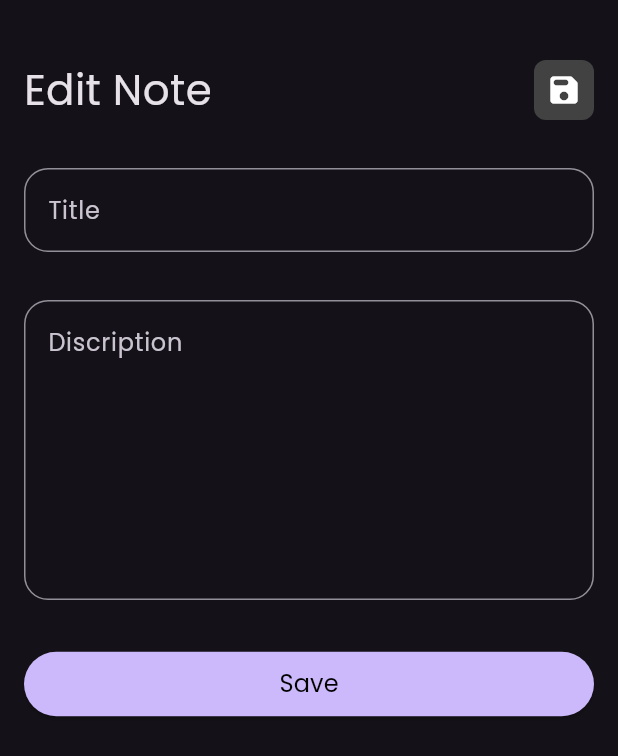
After one commit to marcolous/Flutter-Notes, a Flutter app: the screen it shows after launch, after a tap on "Flutter Tips", on a phone screen of 412 x 824 dp. The commit adds this screen. Shown: the top 756 px of the screen. Run offline on Flutter 3.47's test engine with Material 3 defaults, Android fonts, the phone set to English and light mode, and no system bars.

Commit message:
edit note view

```diff
--- a/lib/views/widgets/custom_app_bar.dart
+++ b/lib/views/widgets/custom_app_bar.dart
@@ -1,19 +1,24 @@
 import 'package:flutter/material.dart';
-import 'package:notes_app/views/widgets/custom_search_icon.dart';
+import 'package:notes_app/views/widgets/custom_icon.dart';
 
 class CustomAppBar extends StatelessWidget {
-  const CustomAppBar({super.key});
-
+  const CustomAppBar({super.key, required this.icon, required this.title, this.color});
+  final Icon icon;
+  final String title;
+  final Color? color;
   @override
   Widget build(BuildContext context) {
-    return const Row(
+    return Row(
       children: [
         Text(
-          'Notes',
-          style: TextStyle(fontSize: 28),
+          title,
+          style: const TextStyle(fontSize: 28),
         ),
-        Spacer(),
-        CustomSearchIcon(),
+        const Spacer(),
+        CustomIcon(
+          icon: icon,
+          color: color,
+        ),
       ],
     );
   }
--- /dev/null
+++ b/lib/views/widgets/custom_icon.dart
@@ -0,0 +1,19 @@
+import 'package:flutter/material.dart';
+
+class CustomIcon extends StatelessWidget {
+  const CustomIcon({super.key, required this.icon, this.color});
+  final Icon icon;
+  final Color? color;
+  @override
+  Widget build(BuildContext context) {
+    return Container(
+      height: 40,
+      width: 40,
+      decoration: BoxDecoration(
+        borderRadius: BorderRadius.circular(8),
+        color: color?? Colors.grey[800],
+      ),
+      child: icon,
+    );
+  }
+}
--- a/lib/views/widgets/custom_search_icon.dart
+++ /dev/null
@@ -1,16 +0,0 @@
-import 'package:flutter/material.dart';
-
-class CustomSearchIcon extends StatelessWidget {
-  const CustomSearchIcon({super.key});
-
-  @override
-  Widget build(BuildContext context) {
-    return Container(
-      height: 40,
-      width: 40,
-      decoration: BoxDecoration(
-          borderRadius: BorderRadius.circular(8), color: Colors.grey[800]),
-      child: const Icon(Icons.search_rounded),
-    );
-  }
-}
--- /dev/null
+++ b/lib/views/widgets/edit_note_view.dart
@@ -0,0 +1,36 @@
+import 'package:flutter/material.dart';
+import 'package:notes_app/views/widgets/custom_app_bar.dart';
+import 'package:notes_app/views/widgets/custom_button.dart';
+import 'package:notes_app/views/widgets/custom_text_field.dart';
+
+class EditNoteView extends StatelessWidget {
+  const EditNoteView({super.key});
+
+  @override
+  Widget build(BuildContext context) {
+    return Scaffold(
+      body: ListView(
+        padding: const EdgeInsets.symmetric(horizontal: 16, vertical: 40),
+        children: const [
+          CustomAppBar(
+            icon: Icon(
+              Icons.save_rounded,
+            ),
+            title: 'Edit Note',
+          ),
+          SizedBox(height: 32),
+          CustomTextField(
+            hint: 'Title',
+          ),
+          SizedBox(height: 32),
+          CustomTextField(
+            hint: 'Discription',
+            maxLines: 7,
+          ),
+          SizedBox(height: 32),
+          CustomBotton(),
+        ],
+      ),
+    );
+  }
+}
--- /dev/null
+++ b/lib/views/widgets/edit_view_body.dart
@@ -0,0 +1,12 @@
+import 'package:flutter/material.dart';
+
+class EditNoteViewBody extends StatelessWidget {
+  const EditNoteViewBody({super.key});
+
+  @override
+  Widget build(BuildContext context) {
+    return const Scaffold(
+      body: EditNoteViewBody(),
+    );
+  }
+}
--- a/lib/views/widgets/note_item.dart
+++ b/lib/views/widgets/note_item.dart
@@ -1,11 +1,23 @@
 import 'package:flutter/material.dart';
+import 'package:notes_app/views/widgets/edit_note_view.dart';
 
 class NoteItem extends StatelessWidget {
   const NoteItem({super.key});
 
   @override
   Widget build(BuildContext context) {
-    return Container(
+    return GestureDetector(
+      onTap: () {
+        Navigator.push(
+          context,
+          MaterialPageRoute(
+            builder: (context) {
+              return const EditNoteView();
+            },
+          ),
+        );
+      },
+      child: Container(
         padding: const EdgeInsets.symmetric(vertical: 16),
         decoration: BoxDecoration(
           color: const Color(0xffFFCC80),
@@ -21,8 +33,8 @@ class NoteItem extends StatelessWidget {
               ),
               subtitle: Text(
                 'build ur carrer with thatrwat samy',
-              style:
-                  TextStyle(fontSize: 18, color: Colors.black.withOpacity(0.5)),
+                style: TextStyle(
+                    fontSize: 18, color: Colors.black.withOpacity(0.5)),
               ),
               trailing: IconButton(
                 onPressed: () {},
@@ -37,12 +49,13 @@ class NoteItem extends StatelessWidget {
               padding: const EdgeInsets.only(right: 30, bottom: 5, top: 15),
               child: Text(
                 'May 21, 2024',
-              style:
-                  TextStyle(fontSize: 14, color: Colors.black.withOpacity(0.5)),
+                style: TextStyle(
+                    fontSize: 14, color: Colors.black.withOpacity(0.5)),
               ),
             ),
           ],
         ),
+      ),
     );
   }
 }
--- a/lib/views/widgets/note_view_body.dart
+++ b/lib/views/widgets/note_view_body.dart
@@ -11,7 +11,7 @@ class NoteViewBody extends StatelessWidget {
       padding: EdgeInsets.only(top: 50, left: 20, right: 20),
       child: Column(
         children: [
-          CustomAppBar(),
+          CustomAppBar(icon: Icon(Icons.search_rounded), title: 'Note'),
           NotesListView(),
         ],
       ),
```
Lines whose indentation alone changed are shown as unchanged.
